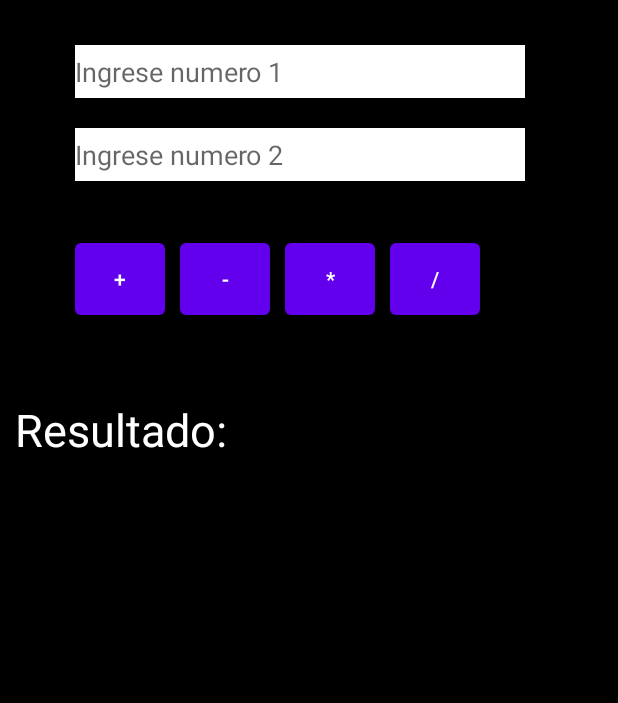
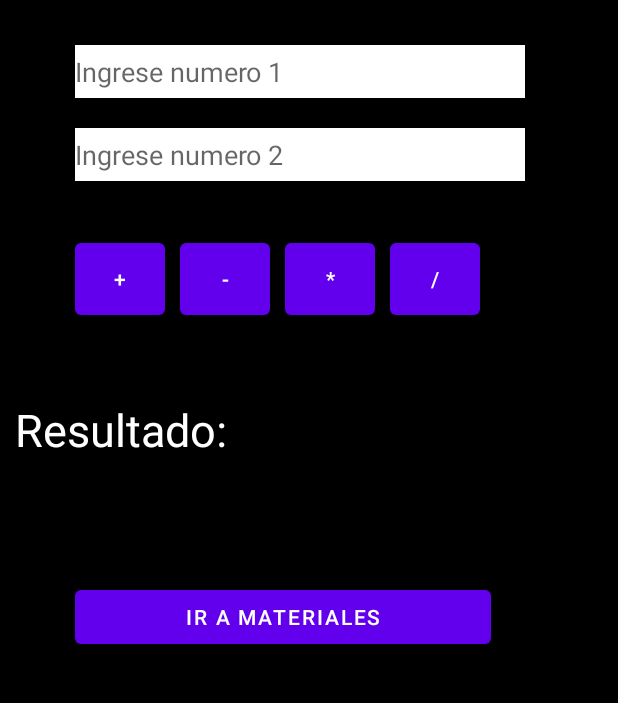
Before and after one commit to SpicyTacos23/calc_android-java, an Android app: the screen it shows after launch (MainActivity), on a phone screen of 412 x 824 dp, the part 442-1145 px from its top. Run offline under Robolectric (Android 15) with nearby library versions, the phone set to English and light mode, and no system bars.

Commit message:
Añadimos nuevo activity y los enlazamos con botones de redirección.

```diff
--- a/app/src/main/AndroidManifest.xml
+++ b/app/src/main/AndroidManifest.xml
@@ -9,6 +9,7 @@
         android:roundIcon="@mipmap/ic_launcher_round"
         android:supportsRtl="true"
         android:theme="@style/Theme.OperacionesMatematicas">
+        <activity android:name=".MainItems"></activity>
         <activity android:name=".MainActivity">
             <intent-filter>
                 <action android:name="android.intent.action.MAIN" />
--- a/app/src/main/java/com/example/operacionesmatematicas/MainActivity.java
+++ b/app/src/main/java/com/example/operacionesmatematicas/MainActivity.java
@@ -2,6 +2,8 @@ package com.example.operacionesmatematicas;
 
 import androidx.appcompat.app.AppCompatActivity;
 
+import android.content.DialogInterface;
+import android.content.Intent;
 import android.os.Bundle;
 import android.view.View;
 import android.widget.Button;
@@ -23,10 +25,25 @@ public class MainActivity extends AppCompatActivity {
         campo1 = (EditText) findViewById(R.id.campo1);
         campo2 = (EditText) findViewById(R.id.campo2);
         etiResultado = (TextView) findViewById(R.id.etiResultado);
+
+        //Declaramos el botón de redirección
+        Button return1 = (Button) findViewById(R.id.return1);
+        return1.setOnClickListener(new View.OnClickListener() {
+            @Override
+            public void onClick(View v) {
+                openItemsActivity();
+            }
+        });
+    }
+
+    //Acción del botón para abrir la pantalla de materiales.
+    public void openItemsActivity() {
+        Intent intent = new Intent(this, MainItems.class);
+        startActivity(intent);
     }
 
     public void onClick(View view) {
-
+        Button return1 = (Button) findViewById(R.id.return1);
         num1 = Integer.parseInt(campo1.getText().toString());
         num2 = Integer.parseInt(campo2.getText().toString());
 
@@ -44,7 +61,6 @@ public class MainActivity extends AppCompatActivity {
                 dividir();
                 break;
         }
-
     }
 
     private void sumar() {
@@ -63,12 +79,11 @@ public class MainActivity extends AppCompatActivity {
     }
 
     private void dividir() {
-
-        if(num2>0 && num1>0) {
+        if (num2 > 0 && num1 > 0) {
             int division = num1 / num2;
             etiResultado.setText("El resultado de la division es: " + division);
-        }else {
-            Toast.makeText(this, "No puedes dividir por 0",Toast.LENGTH_LONG).show();
+        } else {
+            Toast.makeText(this, "No puedes dividir por 0", Toast.LENGTH_LONG).show();
             etiResultado.setText("No puedes dividir por 0");
         }
     }
--- a/app/src/main/res/layout/activity_main.xml
+++ b/app/src/main/res/layout/activity_main.xml
@@ -4,32 +4,32 @@
     xmlns:tools="http://schemas.android.com/tools"
     android:layout_width="match_parent"
     android:layout_height="match_parent"
+    android:background="@android:color/background_dark"
     android:orientation="vertical"
-    android:background="@android:color/background_dark"
     tools:context=".MainActivity">
 
     <TextView
         android:layout_width="wrap_content"
         android:layout_height="wrap_content"
+        android:layout_marginStart="50dp"
+        android:layout_marginLeft="50dp"
+        android:layout_marginBottom="20dp"
         android:text="@string/titulo"
+        android:textColor="@color/white"
         android:textSize="25sp"
-        android:textColor="@color/white"
         android:textStyle="bold"
         app:layout_constraintBottom_toBottomOf="parent"
         app:layout_constraintLeft_toLeftOf="parent"
         app:layout_constraintRight_toRightOf="parent"
-        app:layout_constraintTop_toTopOf="parent"
-        android:layout_marginBottom="20dp"
-        android:layout_marginLeft="50dp"
-        android:layout_marginStart="50dp" />
+        app:layout_constraintTop_toTopOf="parent" />
 
     <ImageView
         android:id="@+id/imageView"
         android:layout_width="match_parent"
         android:layout_height="240dp"
+        android:layout_marginBottom="30dp"
         android:contentDescription="@string/logo_name"
-        app:srcCompat="@drawable/logo_app"
-        android:layout_marginBottom="30dp"/>
+        app:srcCompat="@drawable/logo_app" />
 
     <EditText
         android:id="@+id/campo1"
@@ -64,10 +64,10 @@
             android:id="@+id/botonSuma"
             android:layout_width="60dp"
             android:layout_height="60dp"
+            android:layout_marginStart="50dp"
             android:layout_marginLeft="50dp"
-            android:text="+"
-            android:layout_marginStart="50dp"
-            android:onClick="onClick"/>
+            android:onClick="onClick"
+            android:text="+" />
 
         <Button
             android:id="@+id/botonResta"
@@ -78,8 +78,8 @@
             android:layout_marginLeft="10dp"
             android:layout_toEndOf="@+id/botonSuma"
             android:layout_toRightOf="@+id/botonSuma"
-            android:text="-"
-            android:onClick="onClick"/>/>
+            android:onClick="onClick"
+            android:text="-" />/>
 
         <Button
             android:id="@+id/botonMult"
@@ -90,8 +90,8 @@
             android:layout_marginLeft="10dp"
             android:layout_toEndOf="@+id/botonResta"
             android:layout_toRightOf="@+id/botonResta"
-            android:text="*"
-            android:onClick="onClick"/>/>
+            android:onClick="onClick"
+            android:text="*" />/>
 
         <Button
             android:id="@+id/botonDivi"
@@ -102,8 +102,8 @@
             android:layout_marginLeft="10dp"
             android:layout_toEndOf="@+id/botonMult"
             android:layout_toRightOf="@+id/botonMult"
-            android:text="/"
-            android:onClick="onClick"/>/>
+            android:onClick="onClick"
+            android:text="/" />/>
     </RelativeLayout>
 
     <TextView
@@ -117,5 +117,11 @@
         android:textColor="@color/white"
         android:textSize="30sp" />
 
+    <Button
+        android:id="@+id/return1"
+        android:layout_width="277dp"
+        android:layout_height="wrap_content"
+        android:layout_marginLeft="50dp"
+        android:text="Ir a Materiales" />
 
 </LinearLayout>
```
Also changed, not shown: app/src/main/java/com/example/operacionesmatematicas/MainItems.java (added, +30 -0 lines), app/src/main/res/layout/activity_main_items.xml (added, +27 -0 lines).
